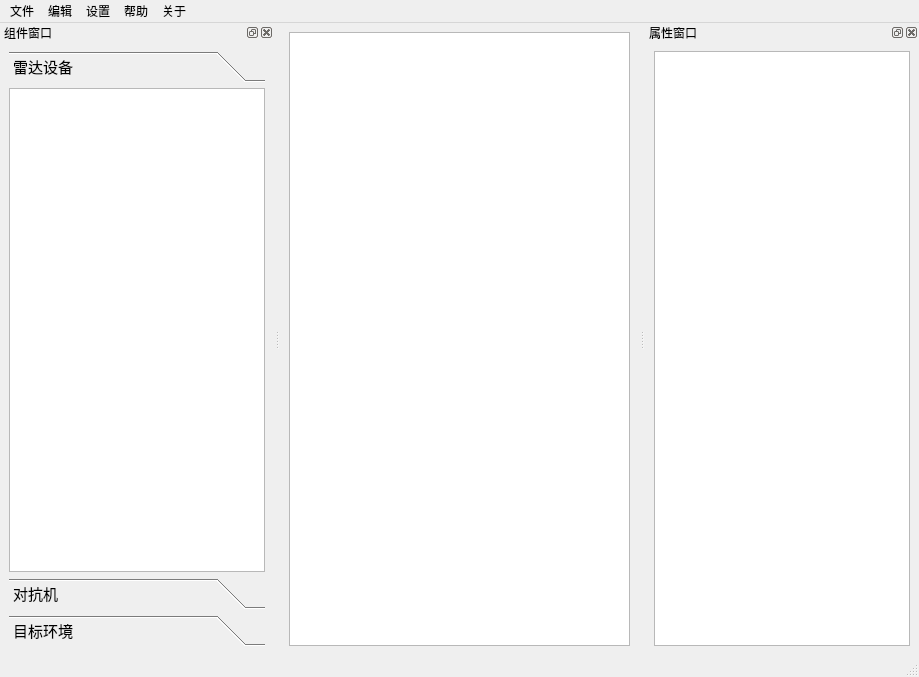
The window that prototype_v1202/Main/mainwindownew.ui (Tangzixia/Digital-Prototype) describes before a commit, drawn with Qt 5.
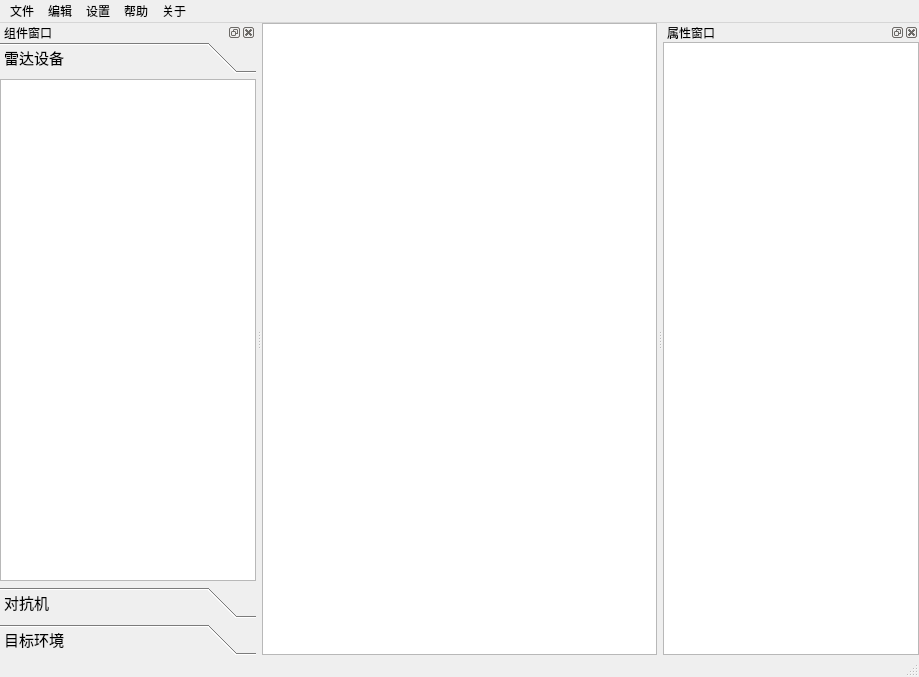
The same window after the commit. Icons and pictures are not drawn. Custom widgets are drawn as their Qt base class.

Diff of the .ui file:
```diff
--- a/prototype_v1202/Main/mainwindownew.ui
+++ b/prototype_v1202/Main/mainwindownew.ui
@@ -15,6 +15,21 @@
   </property>
   <widget class="QWidget" name="centralwidget">
    <layout class="QGridLayout" name="gridLayout_5">
+    <property name="leftMargin">
+     <number>0</number>
+    </property>
+    <property name="topMargin">
+     <number>0</number>
+    </property>
+    <property name="rightMargin">
+     <number>0</number>
+    </property>
+    <property name="bottomMargin">
+     <number>0</number>
+    </property>
+    <property name="spacing">
+     <number>0</number>
+    </property>
     <item row="0" column="0">
      <widget class="QGraphicsView" name="graphicsView">
       <property name="styleSheet">
@@ -100,6 +115,21 @@
    </attribute>
    <widget class="QWidget" name="dockWidgetContents_3">
     <layout class="QGridLayout" name="gridLayout">
+     <property name="leftMargin">
+      <number>0</number>
+     </property>
+     <property name="topMargin">
+      <number>0</number>
+     </property>
+     <property name="rightMargin">
+      <number>0</number>
+     </property>
+     <property name="bottomMargin">
+      <number>0</number>
+     </property>
+     <property name="spacing">
+      <number>0</number>
+     </property>
      <item row="0" column="0">
       <widget class="QToolBox" name="toolBox_left">
        <property name="font">
@@ -120,7 +150,7 @@
           <x>0</x>
           <y>0</y>
           <width>256</width>
-          <height>506</height>
+          <height>524</height>
          </rect>
         </property>
         <attribute name="icon">
@@ -252,6 +282,21 @@
    </attribute>
    <widget class="QWidget" name="dockWidgetContents">
     <layout class="QGridLayout" name="gridLayout_2">
+     <property name="leftMargin">
+      <number>0</number>
+     </property>
+     <property name="topMargin">
+      <number>0</number>
+     </property>
+     <property name="rightMargin">
+      <number>0</number>
+     </property>
+     <property name="bottomMargin">
+      <number>0</number>
+     </property>
+     <property name="spacing">
+      <number>0</number>
+     </property>
      <item row="0" column="0">
       <widget class="QListWidget" name="listWidget_property">
        <property name="autoScrollMargin">
```
Left out of the diff: 6 changed lines with no effect on the pictures.
